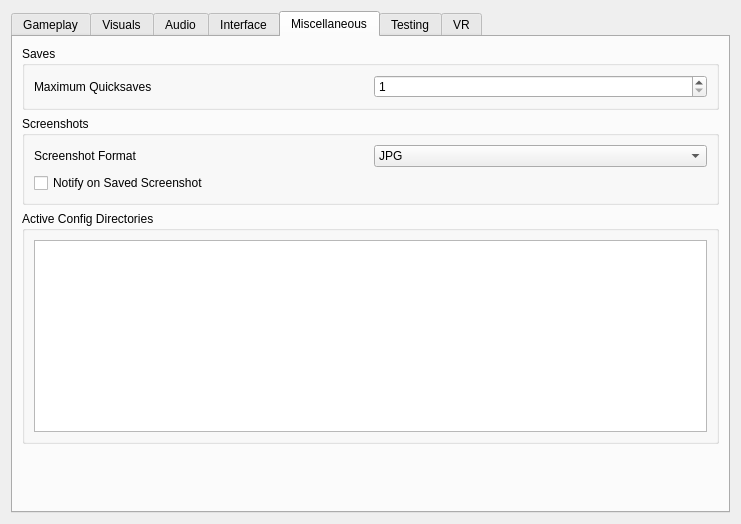
Before: the Qt Designer form apps/launcher/ui/settingspage.ui in SmashAtoms/MorrowindVRQuest2, drawn with Qt 5.
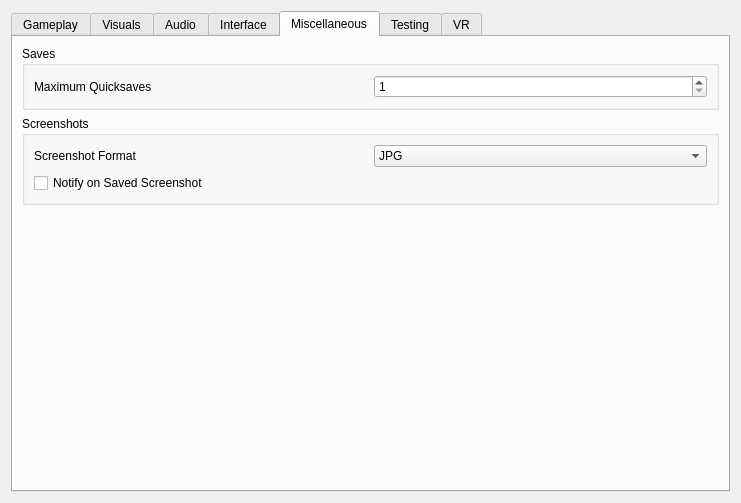
After: the same form once the commit is applied. The open tabs and pages were chosen to show the change.

```diff
--- a/apps/launcher/ui/settingspage.ui
+++ b/apps/launcher/ui/settingspage.ui
@@ -7,7 +7,7 @@
     <x>0</x>
     <y>0</y>
     <width>741</width>
-    <height>524</height>
+    <height>503</height>
    </rect>
   </property>
   <layout class="QVBoxLayout" name="pageVerticalLayout">
@@ -1531,39 +1531,6 @@
          </layout>
         </widget>
        </item>
-       <item>
-        <widget class="QGroupBox" name="configsGroup">
-         <property name="title">
-          <string>Active Config Directories</string>
-         </property>
-         <layout class="QVBoxLayout" name="verticalLayout_4">
-          <item>
-           <widget class="QTreeWidget" name="configsList">
-            <property name="sizePolicy">
-             <sizepolicy hsizetype="Expanding" vsizetype="Fixed">
-              <horstretch>0</horstretch>
-              <verstretch>0</verstretch>
-             </sizepolicy>
-            </property>
-            <property name="contextMenuPolicy">
-             <enum>Qt::CustomContextMenu</enum>
-            </property>
-            <property name="expandsOnDoubleClick">
-             <bool>false</bool>
-            </property>
-            <attribute name="headerVisible">
-             <bool>false</bool>
-            </attribute>
-            <column>
-             <property name="text">
-              <string notr="true">1</string>
-             </property>
-            </column>
-           </widget>
-          </item>
-         </layout>
-        </widget>
-       </item>
        <item>
         <spacer>
          <property name="orientation">
```
Left out of the diff: 9 changed lines with no effect on the pictures.
